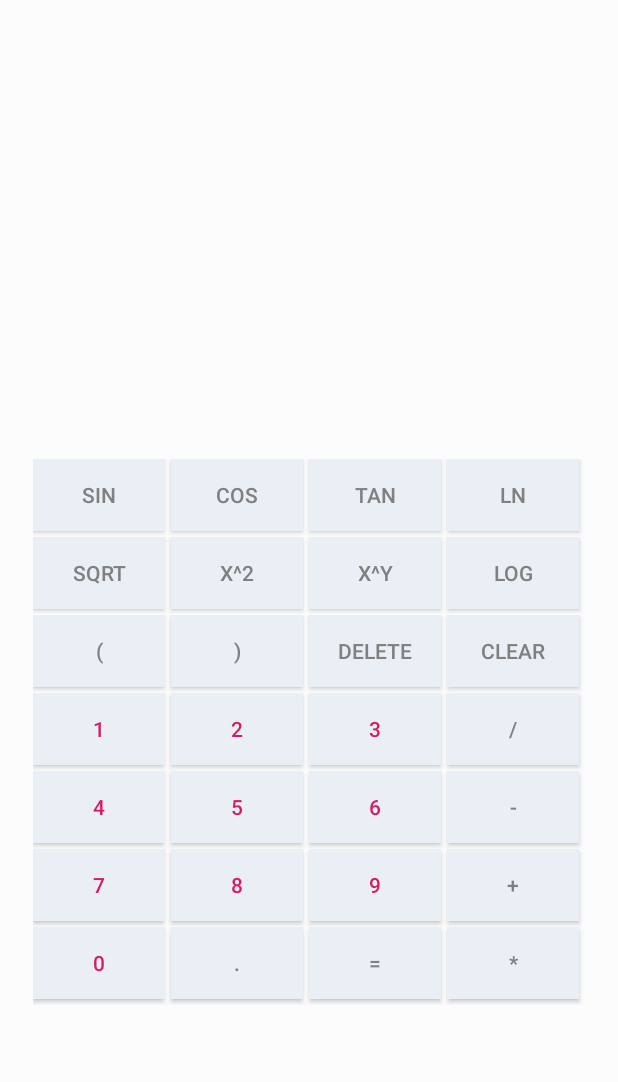
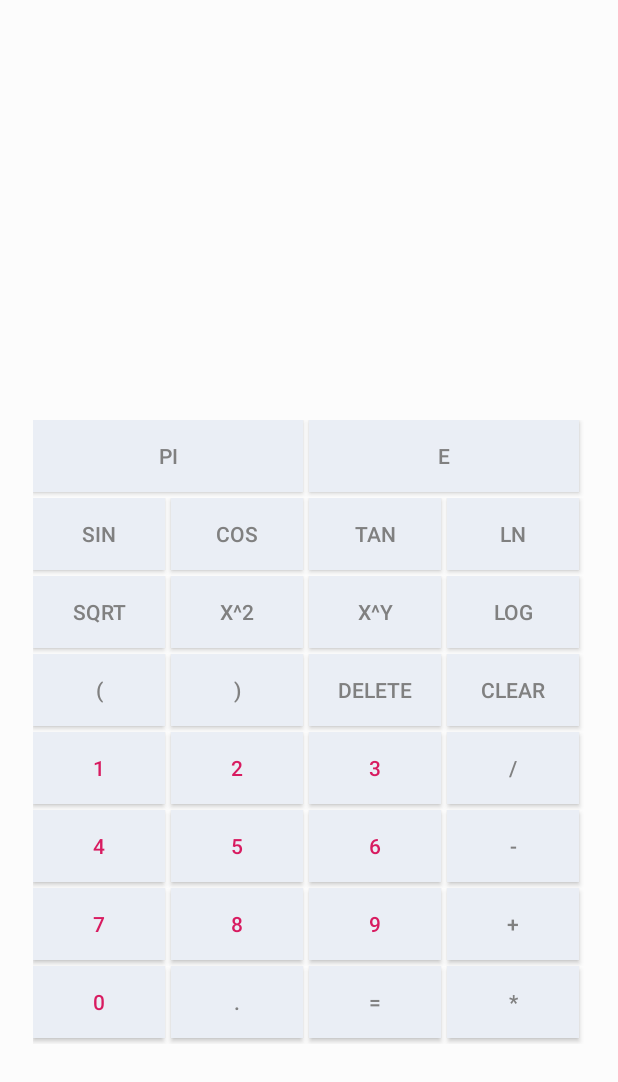
Before and after one commit to mikolajww/Calculator_Android, an Android app: the AdvancedCalculatorActivity screen opened directly, with no data from a screen before it, on a phone screen of 412 x 824 dp. Shown: the top 1082 px of the screen. Run offline under Robolectric (Android 15) with nearby library versions, the phone set to English and light mode, and no system bars.

Commit message:
Added pi and e constants

```diff
--- a/app/src/main/java/pl/mww/calculator/AdvancedCalculatorActivity.java
+++ b/app/src/main/java/pl/mww/calculator/AdvancedCalculatorActivity.java
@@ -39,6 +39,9 @@ public class AdvancedCalculatorActivity extends AppCompatActivity {
             initButtonHandler(id, true);
         }
         for (int id : Calculator.basicButtonIds) {
+            initButtonHandler(id, false);
+        }
+        for(int id : Calculator.constantButtonIds) {
             initButtonHandler(id, false);
         }
         initSpecialButtons();
--- a/app/src/main/java/pl/mww/calculator/Calculator.java
+++ b/app/src/main/java/pl/mww/calculator/Calculator.java
@@ -13,6 +13,7 @@ public class Calculator {
             R.id.button_subtract, R.id.button_dot, R.id.button_open_paren, R.id.button_close_paren);
     public static List<Integer> advancedButtonIds = Arrays.asList(R.id.button_sin, R.id.button_cos,
             R.id.button_tan, R.id.button_sqrt, R.id.button_log, R.id.button_ln);
+    public static List<Integer> constantButtonIds = Arrays.asList(R.id.button_pi, R.id.button_e);
 
     private Calculator() {
         throw new RuntimeException("This class is not meant to be instantiated!");
--- a/app/src/main/res/layout-land/activity_advanced_calculator.xml
+++ b/app/src/main/res/layout-land/activity_advanced_calculator.xml
@@ -314,6 +314,38 @@
         app:layout_constraintTop_toBottomOf="@+id/calculator_output">
 
         <TableRow
+            android:layout_width="match_parent"
+            android:layout_height="match_parent">
+
+            <Button
+                android:id="@+id/button_pi"
+                android:layout_width="match_parent"
+                android:layout_height="match_parent"
+                android:layout_marginRight="4dp"
+                android:layout_marginBottom="4dp"
+                android:layout_weight="2"
+                android:background="?attr/buttonColor"
+                android:text="pi"
+                android:textColor="?attr/textColor"
+                tools:layout_editor_absoluteX="24dp"
+                tools:layout_editor_absoluteY="223dp" />
+
+            <Button
+                android:id="@+id/button_e"
+                android:layout_width="match_parent"
+                android:layout_height="match_parent"
+                android:layout_marginRight="4dp"
+                android:layout_marginBottom="4dp"
+                android:layout_weight="2"
+                android:background="?attr/buttonColor"
+                android:text="e"
+                android:textColor="?attr/textColor"
+                tools:layout_editor_absoluteX="24dp"
+                tools:layout_editor_absoluteY="223dp" />
+
+        </TableRow>
+
+        <TableRow
             android:layout_width="wrap_content"
             android:layout_height="wrap_content">
 
--- a/app/src/main/res/layout/activity_advanced_calculator.xml
+++ b/app/src/main/res/layout/activity_advanced_calculator.xml
@@ -34,6 +34,38 @@
         app:layout_constraintEnd_toEndOf="parent"
         app:layout_constraintStart_toStartOf="parent"
         app:layout_constraintTop_toBottomOf="@+id/calculator_output">
+
+        <TableRow
+            android:layout_width="match_parent"
+            android:layout_height="match_parent">
+
+            <Button
+                android:id="@+id/button_pi"
+                android:layout_width="match_parent"
+                android:layout_height="match_parent"
+                android:layout_marginRight="4dp"
+                android:layout_marginBottom="4dp"
+                android:layout_weight="2"
+                android:background="?attr/buttonColor"
+                android:text="pi"
+                android:textColor="?attr/textColor"
+                tools:layout_editor_absoluteX="24dp"
+                tools:layout_editor_absoluteY="223dp" />
+
+            <Button
+                android:id="@+id/button_e"
+                android:layout_width="match_parent"
+                android:layout_height="match_parent"
+                android:layout_marginRight="4dp"
+                android:layout_marginBottom="4dp"
+                android:layout_weight="2"
+                android:background="?attr/buttonColor"
+                android:text="e"
+                android:textColor="?attr/textColor"
+                tools:layout_editor_absoluteX="24dp"
+                tools:layout_editor_absoluteY="223dp" />
+
+        </TableRow>
 
         <TableRow
             android:layout_width="match_parent"
```
